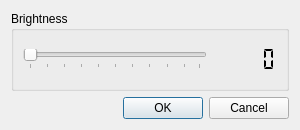
CervecerosCodigo/CCIMP, file src/gui/brightness_dialog.ui: the form before one commit.
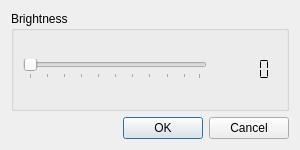
The form after the commit.

```diff
--- a/src/gui/brightness_dialog.ui
+++ b/src/gui/brightness_dialog.ui
@@ -7,22 +7,42 @@
     <x>0</x>
     <y>0</y>
     <width>300</width>
-    <height>130</height>
+    <height>150</height>
    </rect>
   </property>
   <property name="windowTitle">
    <string>Dialog</string>
   </property>
-  <layout class="QGridLayout" name="gridLayout">
+  <layout class="QGridLayout" name="gridLayout_5">
+   <item row="0" column="0">
+    <layout class="QGridLayout" name="gridLayout_4">
    <item row="0" column="0">
     <widget class="QGroupBox" name="groupBox">
      <property name="title">
       <string>Brightness</string>
      </property>
+       <layout class="QGridLayout" name="gridLayout_3">
+        <item row="0" column="0">
      <layout class="QGridLayout" name="gridLayout_2">
       <item row="0" column="0">
-       <layout class="QHBoxLayout" name="horizontalLayout">
-        <item>
+           <spacer name="verticalSpacer">
+            <property name="orientation">
+             <enum>Qt::Vertical</enum>
+            </property>
+            <property name="sizeType">
+             <enum>QSizePolicy::Expanding</enum>
+            </property>
+            <property name="sizeHint" stdset="0">
+             <size>
+              <width>20</width>
+              <height>20</height>
+             </size>
+            </property>
+           </spacer>
+          </item>
+          <item row="1" column="0">
+           <layout class="QGridLayout" name="gridLayout">
+            <item row="0" column="0">
          <widget class="QSlider" name="horizontalSlider">
           <property name="orientation">
            <enum>Qt::Horizontal</enum>
@@ -35,7 +55,7 @@
           </property>
          </widget>
         </item>
-        <item>
+            <item row="0" column="1">
          <widget class="QLCDNumber" name="lcdNumber">
           <property name="font">
            <font>
@@ -62,6 +82,21 @@
         </item>
        </layout>
       </item>
+          <item row="2" column="0">
+           <spacer name="verticalSpacer_2">
+            <property name="orientation">
+             <enum>Qt::Vertical</enum>
+            </property>
+            <property name="sizeHint" stdset="0">
+             <size>
+              <width>20</width>
+              <height>20</height>
+             </size>
+            </property>
+           </spacer>
+          </item>
+         </layout>
+        </item>
      </layout>
     </widget>
    </item>
@@ -74,6 +109,8 @@
       <set>QDialogButtonBox::Cancel|QDialogButtonBox::Ok</set>
      </property>
     </widget>
+     </item>
+    </layout>
    </item>
   </layout>
  </widget>
```
Lines whose indentation alone changed are shown as unchanged.
